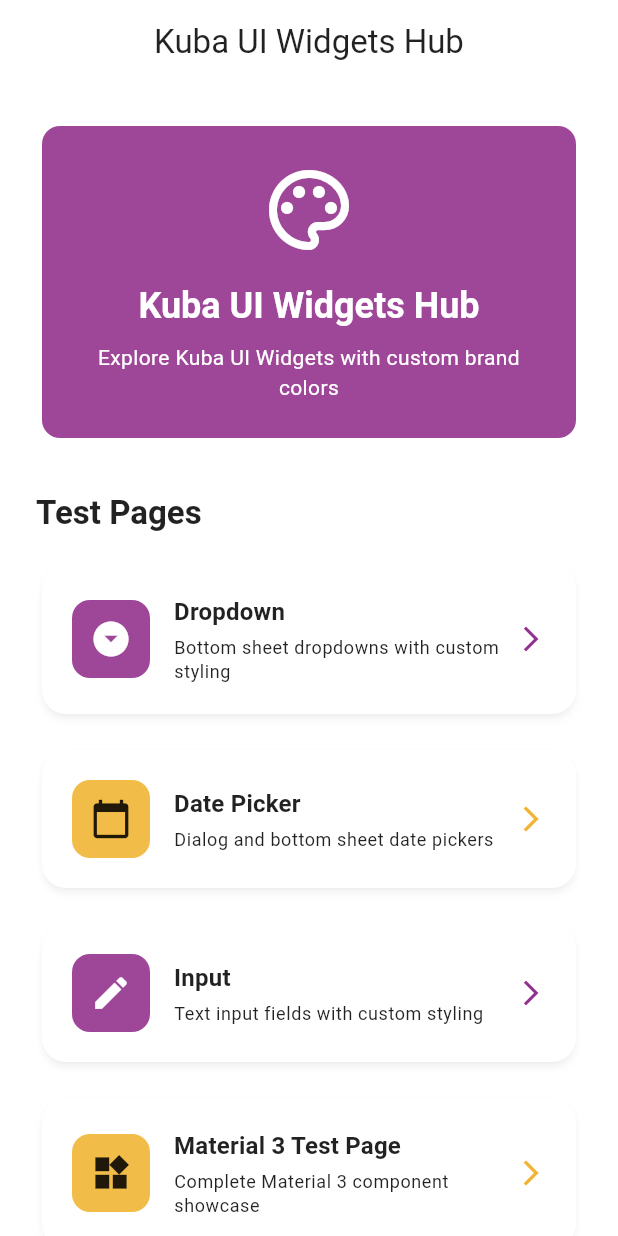
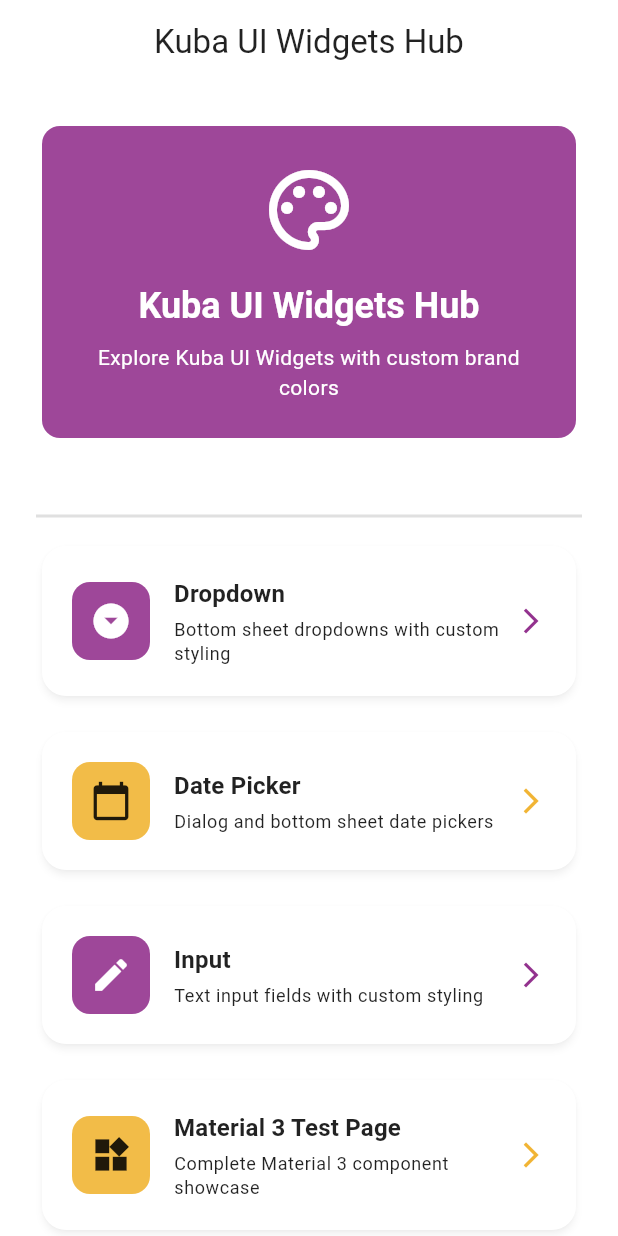
Before and after one commit to EugeneHolodov/kuba_ui_hub, a Flutter app: the HomePage screen opened directly, on a phone screen of 412 x 824 dp. Run offline on Flutter 3.47's test engine with Material 3 defaults, Android fonts, the light colour scheme and no system bars; our stand-ins replace shared_preferences; accounts and stored records are empty; network calls fail.

Commit message:
refactor: material devider and sturtup button

```diff
--- a/flutter/lib/home_page.dart
+++ b/flutter/lib/home_page.dart
@@ -58,13 +58,7 @@ class HomePage extends StatelessWidget {
             const SizedBox(height: 32),
 
             // Navigation cards
-            Text(
-              'Test Pages',
-              style: Theme.of(
-                context,
-              ).textTheme.titleLarge?.copyWith(fontWeight: FontWeight.bold),
-            ),
-            const SizedBox(height: 16),
+            const Divider(thickness: 2, height: 32),
 
             // Dropdown Page Card
             Card(
--- a/flutter/lib/pages/startup_page.dart
+++ b/flutter/lib/pages/startup_page.dart
@@ -128,9 +128,8 @@ class _StartupPageState extends State<StartupPage> {
                     // Title
                     Text(
                       'Welcome to Kuba UI Hub',
-                      style: Theme.of(context).textTheme.headlineMedium?.copyWith(
-                        fontWeight: FontWeight.bold,
-                      ),
+                      style: Theme.of(context).textTheme.headlineMedium
+                          ?.copyWith(fontWeight: FontWeight.bold),
                       textAlign: TextAlign.center,
                     ),
                     const SizedBox(height: 8),
```
